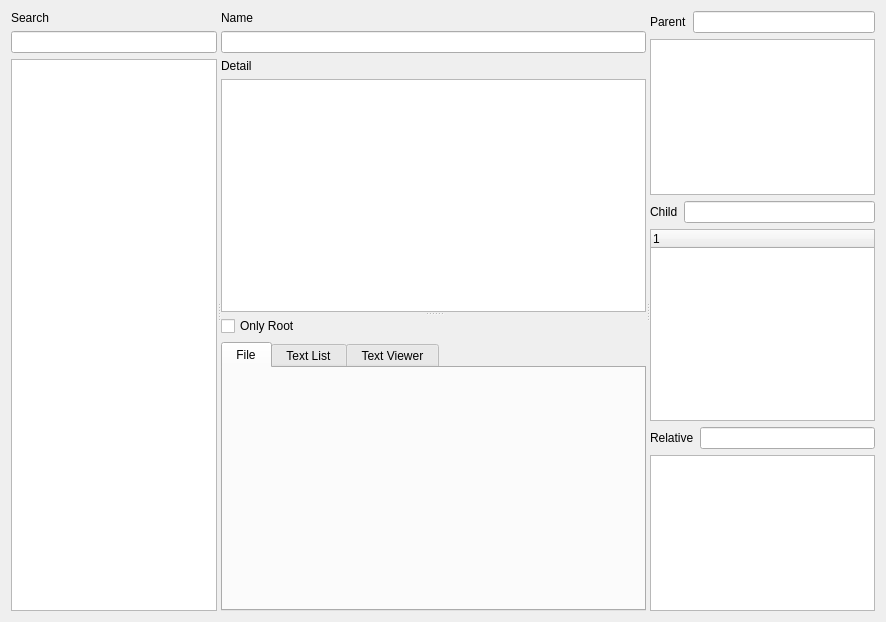
First picture: the form in module/Ui_Concept.ui, repository Holence/DongliTeahouseStudio2, before the edit.
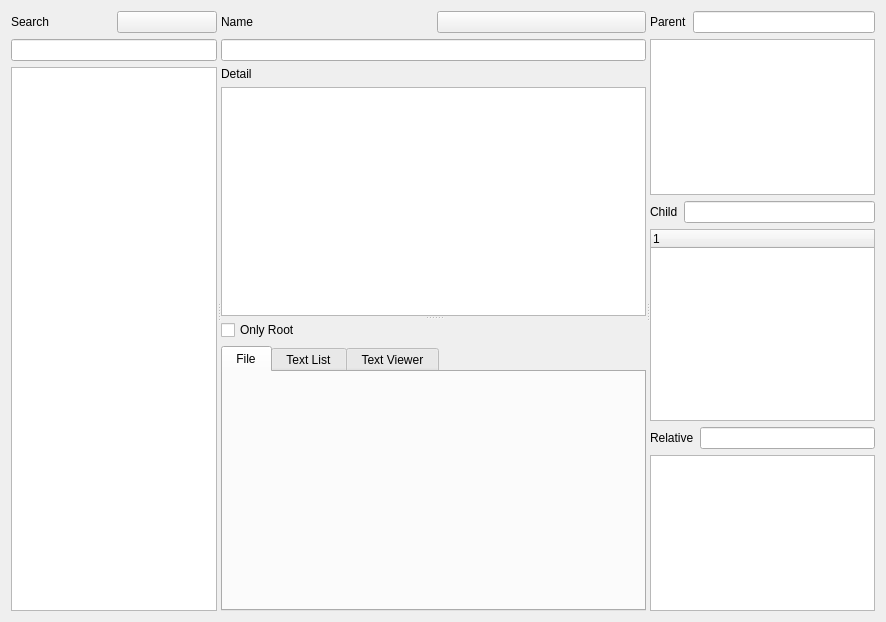
Second picture: the form after the edit. Custom widgets are drawn as their Qt base class.

Diff of the .ui file:
```diff
--- a/module/Ui_Concept.ui
+++ b/module/Ui_Concept.ui
@@ -22,13 +22,24 @@
      <widget class="QWidget" name="layoutWidget4">
       <layout class="QVBoxLayout" name="layoutSearch">
        <item>
-        <widget class="QLabel" name="label">
+        <layout class="QHBoxLayout" name="horizontalLayout_6">
+         <item>
+          <widget class="QLabel" name="label_search">
          <property name="text">
           <string>Search</string>
          </property>
         </widget>
        </item>
        <item>
+          <widget class="ConceptBackButton" name="pushButton_back">
+           <property name="text">
+            <string/>
+           </property>
+          </widget>
+         </item>
+        </layout>
+       </item>
+       <item>
         <widget class="QLineEdit" name="lineEdit_search">
          <property name="minimumSize">
           <size>
@@ -55,6 +66,8 @@
        <item>
         <layout class="QVBoxLayout" name="verticalLayout_name">
          <item>
+          <layout class="QHBoxLayout" name="horizontalLayout_7">
+           <item>
           <widget class="QLabel" name="label_name">
            <property name="text">
             <string>Name</string>
@@ -62,6 +75,15 @@
           </widget>
          </item>
          <item>
+            <widget class="QPushButton" name="pushButton_delete">
+             <property name="text">
+              <string/>
+             </property>
+            </widget>
+           </item>
+          </layout>
+         </item>
+         <item>
           <widget class="QLineEdit" name="lineEdit_name">
            <property name="minimumSize">
             <size>
@@ -422,6 +444,11 @@
    <extends>QTreeWidget</extends>
    <header>widget</header>
   </customwidget>
+  <customwidget>
+   <class>ConceptBackButton</class>
+   <extends>QPushButton</extends>
+   <header>widget</header>
+  </customwidget>
  </customwidgets>
  <resources>
   <include location="../../Program/Python/Lib/site-packages/DTPySide/DT.qrc"/>
```
